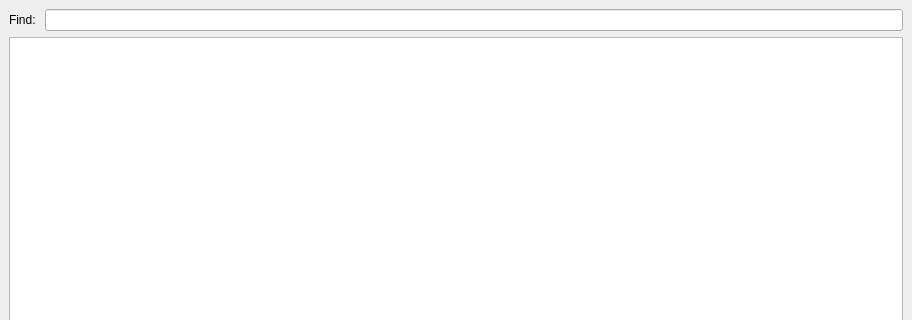
Above: armwindow.ui from guolisen/Arm before the change; both pictures show x 0 to 912 and y 0 to 320 of the 912 by 699 pixel window. Below: the same form after it.
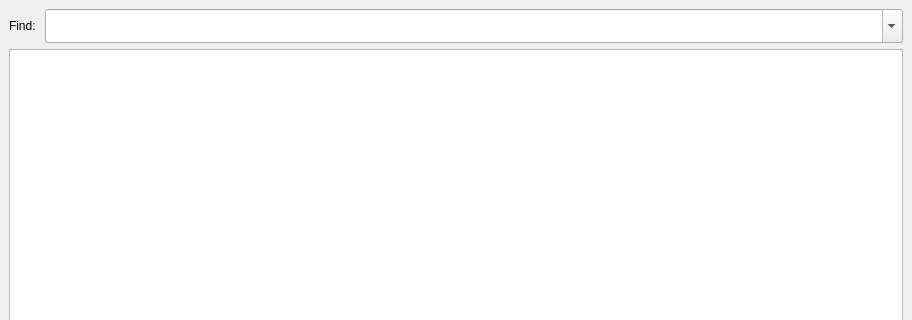
That is the form after the change.

What changed in the file:
```diff
--- a/armwindow.ui
+++ b/armwindow.ui
@@ -26,13 +26,26 @@
      <layout class="QHBoxLayout" name="horizontalLayout">
       <item>
        <widget class="QLabel" name="label">
+        <property name="sizePolicy">
+         <sizepolicy hsizetype="Fixed" vsizetype="Preferred">
+          <horstretch>0</horstretch>
+          <verstretch>0</verstretch>
+         </sizepolicy>
+        </property>
         <property name="text">
          <string>Find: </string>
         </property>
        </widget>
       </item>
       <item>
-       <widget class="QLineEdit" name="lineEdit"/>
+       <widget class="QComboBox" name="comboBox">
+        <property name="styleSheet">
+         <string notr="true">height: 28;</string>
+        </property>
+        <property name="editable">
+         <bool>true</bool>
+        </property>
+       </widget>
       </item>
      </layout>
     </item>
```
Left out of the diff: 14 changed lines with no effect on the pictures.
